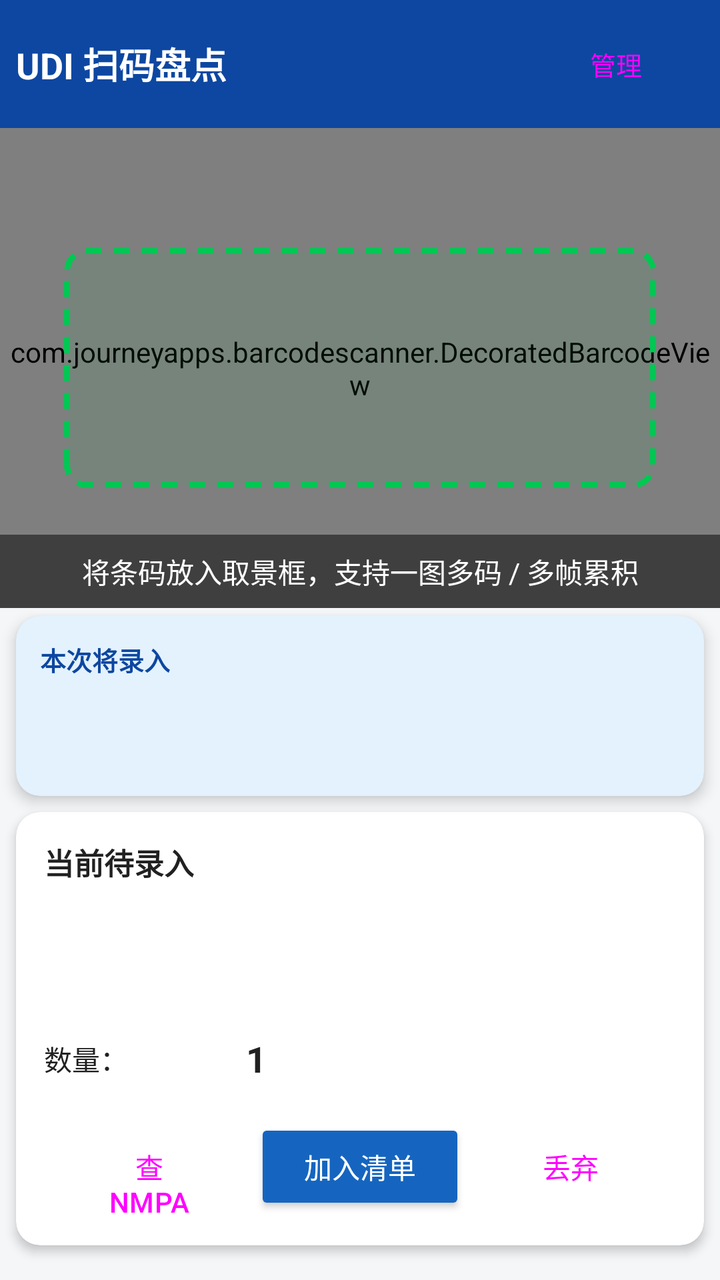
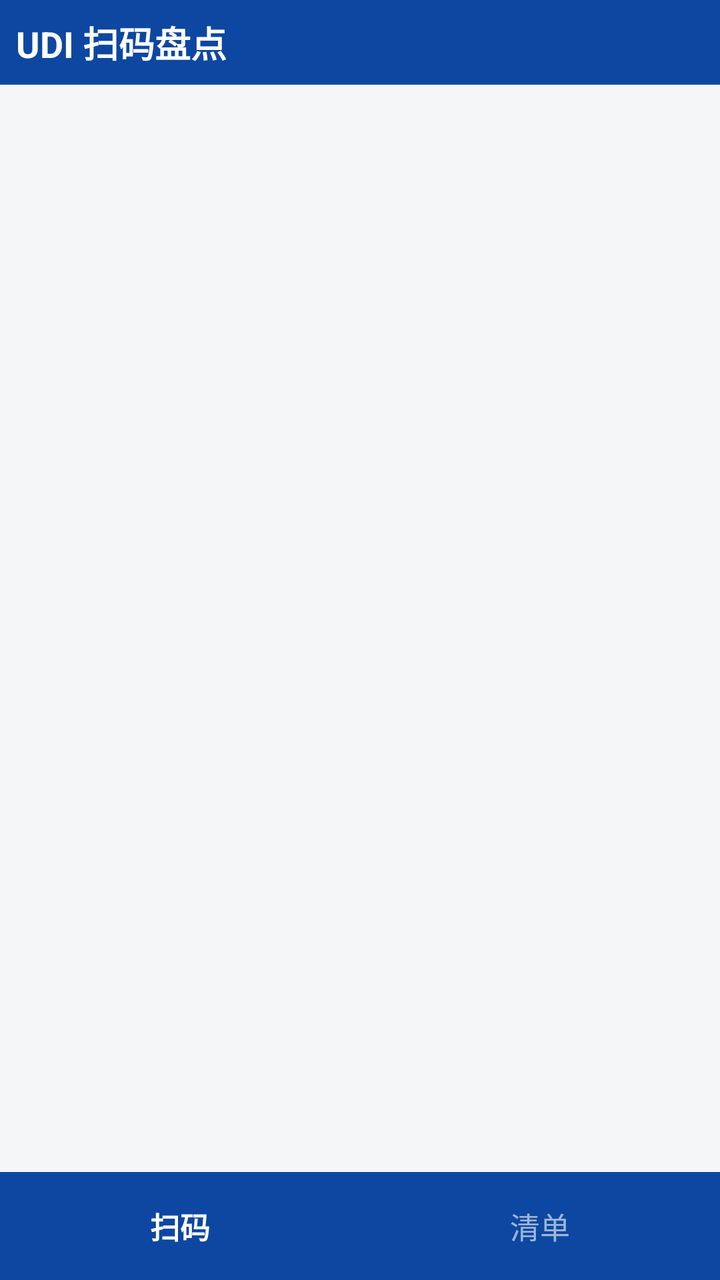

Screens rendered from an Android XML layout before and after an edit, with the pre-edit source and the edit as a unified diff.
<!-- AndroidManifest.xml: application theme Theme.UdiScan -->
<!-- res/layout/activity_main.xml -->
<?xml version="1.0" encoding="utf-8"?>
<LinearLayout xmlns:android="http://schemas.android.com/apk/res/android"
    xmlns:app="http://schemas.android.com/apk/res-auto"
    android:layout_width="match_parent"
    android:layout_height="match_parent"
    android:orientation="vertical"
    android:background="@color/bg">

    
    <LinearLayout
        android:layout_width="match_parent"
        android:layout_height="wrap_content"
        android:orientation="horizontal"
        android:padding="8dp"
        android:gravity="center_vertical"
        android:background="@color/primary_dark">

        <TextView
            android:layout_width="0dp"
            android:layout_height="wrap_content"
            android:layout_weight="1"
            android:text="@string/app_name"
            android:textColor="#ffffff"
            android:textSize="18sp"
            android:textStyle="bold" />

        <Button
            android:id="@+id/btn_manage"
            style="@style/Widget.Material3.Button.TonalButton"
            android:layout_width="wrap_content"
            android:layout_height="wrap_content"
            android:text="@string/manage_title"
            android:textSize="13sp" />
    </LinearLayout>

    
    <FrameLayout
        android:layout_width="match_parent"
        android:layout_height="240dp">

        <com.journeyapps.barcodescanner.DecoratedBarcodeView
            android:id="@+id/barcode_scanner"
            android:layout_width="match_parent"
            android:layout_height="match_parent" />

        
        <LinearLayout
            android:layout_width="match_parent"
            android:layout_height="match_parent"
            android:orientation="vertical"
            android:gravity="center"
            android:padding="32dp"
            android:clickable="false"
            android:focusable="false"
            android:importantForAccessibility="no">

            <View
                android:layout_width="match_parent"
                android:layout_height="0dp"
                android:layout_weight="1" />

            <View
                android:layout_width="match_parent"
                android:layout_height="120dp"
                android:background="@drawable/scan_frame" />

            <View
                android:layout_width="match_parent"
                android:layout_height="0dp"
                android:layout_weight="1" />
        </LinearLayout>

        <TextView
            android:layout_width="match_parent"
            android:layout_height="wrap_content"
            android:layout_gravity="bottom"
            android:background="#80000000"
            android:gravity="center"
            android:padding="8dp"
            android:text="@string/hint_scan"
            android:textColor="#ffffff" />

        
        <TextView
            android:id="@+id/scan_flash"
            android:layout_width="match_parent"
            android:layout_height="wrap_content"
            android:layout_gravity="top"
            android:gravity="center"
            android:padding="10dp"
            android:textColor="#ffffff"
            android:textSize="14sp"
            android:textStyle="bold"
            android:visibility="gone" />
    </FrameLayout>

    
    <androidx.cardview.widget.CardView
        android:layout_width="match_parent"
        android:layout_height="wrap_content"
        android:layout_marginStart="8dp"
        android:layout_marginEnd="8dp"
        android:layout_marginTop="4dp"
        app:cardCornerRadius="12dp"
        app:cardBackgroundColor="#E3F2FD"
        app:cardElevation="4dp"
        app:strokeColor="@color/primary"
        app:strokeWidth="2dp">

        <LinearLayout
            android:layout_width="match_parent"
            android:layout_height="wrap_content"
            android:orientation="vertical"
            android:padding="12dp">

            <TextView
                android:layout_width="wrap_content"
                android:layout_height="wrap_content"
                android:text="@string/preview_title"
                android:textStyle="bold"
                android:textSize="13sp"
                android:textColor="@color/primary_dark" />

            
            <LinearLayout
                android:id="@+id/preview_chips"
                android:layout_width="match_parent"
                android:layout_height="wrap_content"
                android:orientation="horizontal"
                android:layout_marginTop="6dp"
                android:visibility="gone" />

            
            <TextView
                android:id="@+id/tv_preview_qty"
                android:layout_width="match_parent"
                android:layout_height="wrap_content"
                android:layout_marginTop="6dp"
                android:textColor="@color/text_main"
                android:textSize="14sp"
                android:textStyle="bold" />

            
            <TextView
                android:id="@+id/tv_preview_hint"
                android:layout_width="match_parent"
                android:layout_height="wrap_content"
                android:layout_marginTop="4dp"
                android:textColor="@color/text_sub"
                android:textSize="13sp" />
        </LinearLayout>
    </androidx.cardview.widget.CardView>

    
    <androidx.cardview.widget.CardView
        android:layout_width="match_parent"
        android:layout_height="wrap_content"
        android:layout_margin="8dp"
        app:cardCornerRadius="12dp"
        app:cardBackgroundColor="@color/card"
        app:cardElevation="3dp">

        <LinearLayout
            android:layout_width="match_parent"
            android:layout_height="wrap_content"
            android:orientation="vertical"
            android:padding="14dp">

            <TextView
                android:layout_width="wrap_content"
                android:layout_height="wrap_content"
                android:text="@string/buffer_title"
                android:textStyle="bold"
                android:textSize="15sp"
                android:textColor="@color/text_main" />

            <TextView
                android:id="@+id/tv_buffer"
                android:layout_width="match_parent"
                android:layout_height="wrap_content"
                android:layout_marginTop="8dp"
                android:textColor="@color/text_main"
                android:textSize="14sp"
                android:fontFamily="monospace" />

            <TextView
                android:id="@+id/tv_product"
                android:layout_width="match_parent"
                android:layout_height="wrap_content"
                android:layout_marginTop="8dp"
                android:textColor="@color/primary"
                android:textStyle="bold"
                android:textSize="15sp" />

            <LinearLayout
                android:layout_width="match_parent"
                android:layout_height="wrap_content"
                android:orientation="horizontal"
                android:layout_marginTop="12dp"
                android:gravity="center_vertical">

                <TextView
                    android:layout_width="wrap_content"
                    android:layout_height="wrap_content"
                    android:text="数量："
                    android:textColor="@color/text_main" />

                <Button
                    android:id="@+id/btn_minus"
                    style="@style/Widget.Material3.Button.OutlinedButton"
                    android:layout_width="40dp"
                    android:layout_height="40dp"
                    android:text="-"
                    android:textSize="18sp" />

                <TextView
                    android:id="@+id/tv_qty"
                    android:layout_width="48dp"
                    android:layout_height="wrap_content"
                    android:gravity="center"
                    android:text="1"
                    android:textSize="18sp"
                    android:textStyle="bold"
                    android:textColor="@color/text_main" />

                <Button
                    android:id="@+id/btn_plus"
                    style="@style/Widget.Material3.Button.OutlinedButton"
                    android:layout_width="40dp"
                    android:layout_height="40dp"
                    android:text="+"
                    android:textSize="18sp" />

                <Space
                    android:layout_width="0dp"
                    android:layout_height="wrap_content"
                    android:layout_weight="1" />
            </LinearLayout>

            <LinearLayout
                android:layout_width="match_parent"
                android:layout_height="wrap_content"
                android:orientation="horizontal"
                android:layout_marginTop="10dp">

                <Button
                    android:id="@+id/btn_query"
                    style="@style/Widget.Material3.Button.TonalButton"
                    android:layout_width="0dp"
                    android:layout_height="wrap_content"
                    android:layout_weight="1"
                    android:text="@string/btn_query" />

                <Button
                    android:id="@+id/btn_add"
                    android:layout_width="0dp"
                    android:layout_height="wrap_content"
                    android:layout_weight="1"
                    android:text="@string/btn_add"
                    android:textColor="#ffffff"
                    app:backgroundTint="@color/primary" />

                <Button
                    android:id="@+id/btn_discard"
                    style="@style/Widget.Material3.Button.TonalButton"
                    android:layout_width="0dp"
                    android:layout_height="wrap_content"
                    android:layout_weight="1"
                    android:text="@string/btn_discard" />
            </LinearLayout>
        </LinearLayout>
    </androidx.cardview.widget.CardView>

    
    <androidx.recyclerview.widget.RecyclerView
        android:id="@+id/list_items"
        android:layout_width="match_parent"
        android:layout_height="0dp"
        android:layout_weight="1"
        android:padding="8dp" />

</LinearLayout>
<!-- resources referenced by this layout -->
<resources>
  <color name="bg">#F5F6F8</color>
  <color name="card">#FFFFFF</color>
  <color name="primary">#1565C0</color>
  <color name="primary_dark">#0D47A1</color>
  <color name="text_main">#212121</color>
  <color name="text_sub">#757575</color>
  <!-- drawable scan_frame (drawable) -->
  <?xml version="1.0" encoding="utf-8"?>
  <shape xmlns:android="http://schemas.android.com/apk/res/android"
      android:shape="rectangle">
      
      <stroke
          android:width="3dp"
          android:color="#00C853"
          android:dashWidth="8dp"
          android:dashGap="6dp" />
      <solid android:color="#1000C853" />
      <corners android:radius="10dp" />
  </shape>
  <string name="app_name">UDI 扫码盘点</string>
  <string name="btn_add">加入清单</string>
  <string name="btn_discard">丢弃</string>
  <string name="btn_query">查 NMPA</string>
  <string name="buffer_title">当前待录入</string>
  <string name="hint_scan">将条码放入取景框，支持一图多码 / 多帧累积</string>
  <string name="manage_title">管理</string>
  <string name="preview_title">本次将录入</string>
  <style name="Theme.UdiScan" parent="Theme.Material3.DayNight.NoActionBar">
          <item name="colorPrimary">@color/primary</item>
          <item name="colorPrimaryDark">@color/primary_dark</item>
          <item name="colorAccent">@color/accent</item>
          <item name="android:colorBackground">@color/bg</item>
          <item name="android:statusBarColor">@color/primary_dark</item>
      </style>
  <color name="accent">#FF6F00</color>
</resources>

<!-- the commit's change to res/layout/activity_main.xml (unified diff, before → after) -->
@@ -1,6 +1,5 @@
 <?xml version="1.0" encoding="utf-8"?>
 <LinearLayout xmlns:android="http://schemas.android.com/apk/res/android"
-    xmlns:app="http://schemas.android.com/apk/res-auto"
     android:layout_width="match_parent"
     android:layout_height="match_parent"
     android:orientation="vertical"
@@ -23,260 +22,45 @@
             android:textColor="#ffffff"
             android:textSize="18sp"
             android:textStyle="bold" />
-
-        <Button
-            android:id="@+id/btn_manage"
-            style="@style/Widget.Material3.Button.TonalButton"
-            android:layout_width="wrap_content"
-            android:layout_height="wrap_content"
-            android:text="@string/manage_title"
-            android:textSize="13sp" />
     </LinearLayout>
 
     
-    <FrameLayout
+    <androidx.viewpager2.widget.ViewPager2
+        android:id="@+id/pager"
         android:layout_width="match_parent"
-        android:layout_height="240dp">
+        android:layout_height="0dp"
+        android:layout_weight="1" />
 
-        <com.journeyapps.barcodescanner.DecoratedBarcodeView
-            android:id="@+id/barcode_scanner"
-            android:layout_width="match_parent"
-            android:layout_height="match_parent" />
-
-        
-        <LinearLayout
-            android:layout_width="match_parent"
-            android:layout_height="match_parent"
-            android:orientation="vertical"
-            android:gravity="center"
-            android:padding="32dp"
-            android:clickable="false"
-            android:focusable="false"
-            android:importantForAccessibility="no">
-
-            <View
-                android:layout_width="match_parent"
-                android:layout_height="0dp"
-                android:layout_weight="1" />
-
-            <View
-                android:layout_width="match_parent"
-                android:layout_height="120dp"
-                android:background="@drawable/scan_frame" />
-
-            <View
-                android:layout_width="match_parent"
-                android:layout_height="0dp"
-                android:layout_weight="1" />
-        </LinearLayout>
+    
+    <LinearLayout
+        android:layout_width="match_parent"
+        android:layout_height="wrap_content"
+        android:orientation="horizontal"
+        android:background="@color/primary_dark"
+        android:paddingVertical="4dp">
 
         <TextView
-            android:layout_width="match_parent"
+            android:id="@+id/tab_scan"
+            android:layout_width="0dp"
             android:layout_height="wrap_content"
-            android:layout_gravity="bottom"
-            android:background="#80000000"
+            android:layout_weight="1"
             android:gravity="center"
-            android:padding="8dp"
-            android:text="@string/hint_scan"
+            android:padding="12dp"
+            android:text="@string/tab_scan"
+            android:textSize="15sp"
+            android:textStyle="bold"
             android:textColor="#ffffff" />
 
-        
         <TextView
-            android:id="@+id/scan_flash"
-            android:layout_width="match_parent"
+            android:id="@+id/tab_list"
+            android:layout_width="0dp"
             android:layout_height="wrap_content"
-            android:layout_gravity="top"
+            android:layout_weight="1"
             android:gravity="center"
-            android:padding="10dp"
-            android:textColor="#ffffff"
-            android:textSize="14sp"
-            android:textStyle="bold"
-            android:visibility="gone" />
-    </FrameLayout>
-
-    
-    <androidx.cardview.widget.CardView
-        android:layout_width="match_parent"
-        android:layout_height="wrap_content"
-        android:layout_marginStart="8dp"
-        android:layout_marginEnd="8dp"
-        android:layout_marginTop="4dp"
-        app:cardCornerRadius="12dp"
-        app:cardBackgroundColor="#E3F2FD"
-        app:cardElevation="4dp"
-        app:strokeColor="@color/primary"
-        app:strokeWidth="2dp">
-
-        <LinearLayout
-            android:layout_width="match_parent"
-            android:layout_height="wrap_content"
-            android:orientation="vertical"
-            android:padding="12dp">
-
-            <TextView
-                android:layout_width="wrap_content"
-                android:layout_height="wrap_content"
-                android:text="@string/preview_title"
-                android:textStyle="bold"
-                android:textSize="13sp"
-                android:textColor="@color/primary_dark" />
-
-            
-            <LinearLayout
-                android:id="@+id/preview_chips"
-                android:layout_width="match_parent"
-                android:layout_height="wrap_content"
-                android:orientation="horizontal"
-                android:layout_marginTop="6dp"
-                android:visibility="gone" />
-
-            
-            <TextView
-                android:id="@+id/tv_preview_qty"
-                android:layout_width="match_parent"
-                android:layout_height="wrap_content"
-                android:layout_marginTop="6dp"
-                android:textColor="@color/text_main"
-                android:textSize="14sp"
-                android:textStyle="bold" />
-
-            
-            <TextView
-                android:id="@+id/tv_preview_hint"
-                android:layout_width="match_parent"
-                android:layout_height="wrap_content"
-                android:layout_marginTop="4dp"
-                android:textColor="@color/text_sub"
-                android:textSize="13sp" />
-        </LinearLayout>
-    </androidx.cardview.widget.CardView>
-
-    
-    <androidx.cardview.widget.CardView
-        android:layout_width="match_parent"
-        android:layout_height="wrap_content"
-        android:layout_margin="8dp"
-        app:cardCornerRadius="12dp"
-        app:cardBackgroundColor="@color/card"
-        app:cardElevation="3dp">
-
-        <LinearLayout
-            android:layout_width="match_parent"
-            android:layout_height="wrap_content"
-            android:orientation="vertical"
-            android:padding="14dp">
-
-            <TextView
-                android:layout_width="wrap_content"
-                android:layout_height="wrap_content"
-                android:text="@string/buffer_title"
-                android:textStyle="bold"
-                android:textSize="15sp"
-                android:textColor="@color/text_main" />
-
-            <TextView
-                android:id="@+id/tv_buffer"
-                android:layout_width="match_parent"
-                android:layout_height="wrap_content"
-                android:layout_marginTop="8dp"
-                android:textColor="@color/text_main"
-                android:textSize="14sp"
-                android:fontFamily="monospace" />
-
-            <TextView
-                android:id="@+id/tv_product"
-                android:layout_width="match_parent"
-                android:layout_height="wrap_content"
-                android:layout_marginTop="8dp"
-                android:textColor="@color/primary"
-                android:textStyle="bold"
-                android:textSize="15sp" />
-
-            <LinearLayout
-                android:layout_width="match_parent"
-                android:layout_height="wrap_content"
-                android:orientation="horizontal"
-                android:layout_marginTop="12dp"
-                android:gravity="center_vertical">
-
-                <TextView
-                    android:layout_width="wrap_content"
-                    android:layout_height="wrap_content"
-                    android:text="数量："
-                    android:textColor="@color/text_main" />
-
-                <Button
-                    android:id="@+id/btn_minus"
-                    style="@style/Widget.Material3.Button.OutlinedButton"
-                    android:layout_width="40dp"
-                    android:layout_height="40dp"
-                    android:text="-"
-                    android:textSize="18sp" />
-
-                <TextView
-                    android:id="@+id/tv_qty"
-                    android:layout_width="48dp"
-                    android:layout_height="wrap_content"
-                    android:gravity="center"
-                    android:text="1"
-                    android:textSize="18sp"
-                    android:textStyle="bold"
-                    android:textColor="@color/text_main" />
-
-                <Button
-                    android:id="@+id/btn_plus"
-                    style="@style/Widget.Material3.Button.OutlinedButton"
-                    android:layout_width="40dp"
-                    android:layout_height="40dp"
-                    android:text="+"
-                    android:textSize="18sp" />
-
-                <Space
-                    android:layout_width="0dp"
-                    android:layout_height="wrap_content"
-                    android:layout_weight="1" />
-            </LinearLayout>
-
-            <LinearLayout
-                android:layout_width="match_parent"
-                android:layout_height="wrap_content"
-                android:orientation="horizontal"
-                android:layout_marginTop="10dp">
-
-                <Button
-                    android:id="@+id/btn_query"
-                    style="@style/Widget.Material3.Button.TonalButton"
-                    android:layout_width="0dp"
-                    android:layout_height="wrap_content"
-                    android:layout_weight="1"
-                    android:text="@string/btn_query" />
-
-                <Button
-                    android:id="@+id/btn_add"
-                    android:layout_width="0dp"
-                    android:layout_height="wrap_content"
-                    android:layout_weight="1"
-                    android:text="@string/btn_add"
-                    android:textColor="#ffffff"
-                    app:backgroundTint="@color/primary" />
-
-                <Button
-                    android:id="@+id/btn_discard"
-                    style="@style/Widget.Material3.Button.TonalButton"
-                    android:layout_width="0dp"
-                    android:layout_height="wrap_content"
-                    android:layout_weight="1"
-                    android:text="@string/btn_discard" />
-            </LinearLayout>
-        </LinearLayout>
-    </androidx.cardview.widget.CardView>
-
-    
-    <androidx.recyclerview.widget.RecyclerView
-        android:id="@+id/list_items"
-        android:layout_width="match_parent"
-        android:layout_height="0dp"
-        android:layout_weight="1"
-        android:padding="8dp" />
+            android:padding="12dp"
+            android:text="@string/tab_list"
+            android:textSize="15sp"
+            android:textColor="#99ffffff" />
+    </LinearLayout>
 
 </LinearLayout>
<!-- resource entries referenced after the edit -->
@@ -1,32 +1,10 @@
 <!-- resources referenced by this layout -->
 <resources>
   <color name="bg">#F5F6F8</color>
-  <color name="card">#FFFFFF</color>
-  <color name="primary">#1565C0</color>
   <color name="primary_dark">#0D47A1</color>
-  <color name="text_main">#212121</color>
-  <color name="text_sub">#757575</color>
-  <!-- drawable scan_frame (drawable) -->
-  <?xml version="1.0" encoding="utf-8"?>
-  <shape xmlns:android="http://schemas.android.com/apk/res/android"
-      android:shape="rectangle">
-      
-      <stroke
-          android:width="3dp"
-          android:color="#00C853"
-          android:dashWidth="8dp"
-          android:dashGap="6dp" />
-      <solid android:color="#1000C853" />
-      <corners android:radius="10dp" />
-  </shape>
   <string name="app_name">UDI 扫码盘点</string>
-  <string name="btn_add">加入清单</string>
-  <string name="btn_discard">丢弃</string>
-  <string name="btn_query">查 NMPA</string>
-  <string name="buffer_title">当前待录入</string>
-  <string name="hint_scan">将条码放入取景框，支持一图多码 / 多帧累积</string>
-  <string name="manage_title">管理</string>
-  <string name="preview_title">本次将录入</string>
+  <string name="tab_list">清单</string>
+  <string name="tab_scan">扫码</string>
   <style name="Theme.UdiScan" parent="Theme.Material3.DayNight.NoActionBar">
           <item name="colorPrimary">@color/primary</item>
           <item name="colorPrimaryDark">@color/primary_dark</item>
@@ -34,6 +12,7 @@
           <item name="android:colorBackground">@color/bg</item>
           <item name="android:statusBarColor">@color/primary_dark</item>
       </style>
+  <color name="primary">#1565C0</color>
   <color name="accent">#FF6F00</color>
 </resources>
 
